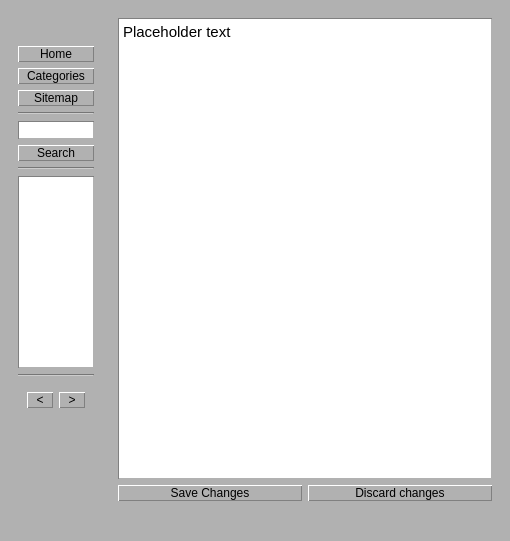
This is mainwindow.ui in jwpql/wikibuilder as Qt 5 draws it before an edit. The edited form follows.
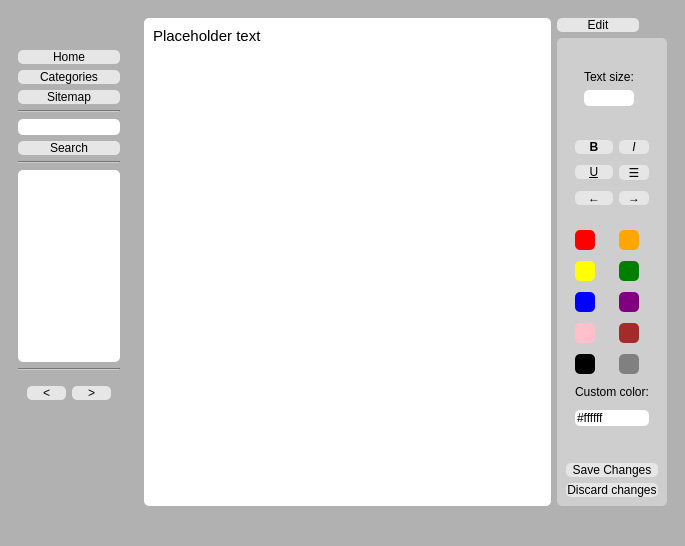
This is the edited form. The open tabs and pages were chosen to show the change.

```diff
--- a/mainwindow.ui
+++ b/mainwindow.ui
@@ -9,8 +9,8 @@
    <rect>
     <x>0</x>
     <y>0</y>
-    <width>510</width>
-    <height>541</height>
+    <width>685</width>
+    <height>546</height>
    </rect>
   </property>
   <property name="sizePolicy">
@@ -27,15 +27,15 @@
   </property>
   <widget class="QWidget" name="centralwidget">
    <property name="styleSheet">
-    <string notr="true">QPushButton{
+    <string notr="true">Line{
+border-top: 1px solid gray
+}
+
+QPushButton{
 color:black;
-background-color:rgb(177, 177, 177);
+background-color:rgb(230, 230, 230);
 font: 9pt &quot;Sans Serif Collection&quot;;
-border-left: 1px white solid;
-border-top: 1px white solid;
-border-right: 1px gray solid;
-border-bottom: 1px gray solid;
-border-style:solid;
+border-radius:5px;
 }
 
 QPushButton:pressed{
@@ -51,21 +51,18 @@
 color:black;
 background-color:white;
 font: 11pt &quot;Sans Serif Collection&quot;;
-border-right: 1px rgb(177, 177, 177) solid;
-border-bottom: 1px rgb(177, 177, 177) solid;
-border-left: 1px gray solid;
-border-top: 1px gray solid;
-border-style:solid;}
+border-radius: 5px;
+}
+
+QListView::item:selected { 
+background-color:rgb(221, 221, 221);
+ }
 
 QLineEdit{
 color:black;
 background-color:white;
 font: 11pt &quot;Sans Serif Collection&quot;;
-border-right: 1px rgb(177, 177, 177) solid;
-border-bottom: 1px rgb(177, 177, 177) solid;
-border-left: 1px gray solid;
-border-top: 1px gray solid;
-border-style:solid;
+border-radius:5px;
 }
 
 QListWidget{
@@ -259,24 +256,7 @@
              </sizepolicy>
             </property>
             <property name="styleSheet">
-             <string notr="true">QPushButton{
-color:black;
-background-color:rgb(177, 177, 177);
-border-left: 1px white solid;
-border-top: 1px white solid;
-border-right: 1px gray solid;
-border-bottom: 1px gray solid;
-border-style:solid;
-}
-
-QPushButton:pressed{
-background-color:gray;
-border-right: 1px white solid;
-border-bottom: 1px white solid;
-border-left: 1px black solid;
-border-top: 1px black solid;
-border-style:solid;
-}</string>
+             <string notr="true"/>
             </property>
             <property name="text">
              <string>&lt;</string>
@@ -292,24 +272,7 @@
              </sizepolicy>
             </property>
             <property name="styleSheet">
-             <string notr="true">QPushButton{
-color:black;
-background-color:rgb(177, 177, 177);
-border-left: 1px white solid;
-border-top: 1px white solid;
-border-right: 1px gray solid;
-border-bottom: 1px gray solid;
-border-style:solid;
-}
-
-QPushButton:pressed{
-background-color:gray;
-border-right: 1px white solid;
-border-bottom: 1px white solid;
-border-left: 1px black solid;
-border-top: 1px black solid;
-border-style:solid;
-}</string>
+             <string notr="true"/>
             </property>
             <property name="text">
              <string>&gt;</string>
@@ -331,40 +294,482 @@
        </sizepolicy>
       </property>
       <property name="styleSheet">
-       <string notr="true"/>
+       <string notr="true">border-radius:5px;</string>
       </property>
       <property name="currentIndex">
        <number>6</number>
       </property>
       <widget class="QWidget" name="Title">
        <layout class="QGridLayout" name="gridLayout_2">
-        <item row="1" column="3" colspan="2">
-         <widget class="QPushButton" name="TitleDiscard">
+        <item row="1" column="4">
+         <widget class="QWidget" name="widget_10" native="true">
           <property name="sizePolicy">
-           <sizepolicy hsizetype="Minimum" vsizetype="Fixed">
-            <horstretch>1</horstretch>
+           <sizepolicy hsizetype="Fixed" vsizetype="Preferred">
+            <horstretch>0</horstretch>
             <verstretch>0</verstretch>
            </sizepolicy>
           </property>
           <property name="styleSheet">
-           <string notr="true"/>
+           <string notr="true">QWidget{
+color:black;
+background-color:rgb(206, 206, 206);
+font: 9pt &quot;Sans Serif Collection&quot;;
+border-radius:5px;
+}
+
+QPushButton{
+color:black;
+background-color:#e6e6e6;
+font: 9pt &quot;Sans Serif Collection&quot;;
+border-radius:5px;
+}
+
+QPushButton:pressed{
+background-color:gray;
+}</string>
           </property>
-          <property name="text">
-           <string>Discard changes</string>
-          </property>
+          <layout class="QVBoxLayout" name="verticalLayout_12">
+           <item>
+            <widget class="QWidget" name="widget_12" native="true">
+             <property name="styleSheet">
+              <string notr="true"/>
+             </property>
+             <layout class="QGridLayout" name="gridLayout_8">
+              <item row="4" column="1">
+               <widget class="QPushButton" name="italicBtn_2">
+                <property name="styleSheet">
+                 <string notr="true">font-style:italic;</string>
+                </property>
+                <property name="text">
+                 <string>I</string>
+                </property>
+               </widget>
+              </item>
+              <item row="5" column="1">
+               <widget class="QPushButton" name="centerBtn_2">
+                <property name="text">
+                 <string>☰</string>
+                </property>
+               </widget>
+              </item>
+              <item row="16" column="0" colspan="2">
+               <widget class="Line" name="line_9">
+                <property name="orientation">
+                 <enum>Qt::Orientation::Horizontal</enum>
+                </property>
+               </widget>
+              </item>
+              <item row="6" column="0">
+               <widget class="QPushButton" name="leftBtn_2">
+                <property name="text">
+                 <string>←</string>
+                </property>
+               </widget>
+              </item>
+              <item row="0" column="0" colspan="2">
+               <widget class="QWidget" name="widget_13" native="true">
+                <property name="sizePolicy">
+                 <sizepolicy hsizetype="Preferred" vsizetype="Maximum">
+                  <horstretch>0</horstretch>
+                  <verstretch>0</verstretch>
+                 </sizepolicy>
+                </property>
+                <property name="styleSheet">
+                 <string notr="true">border:0px;</string>
+                </property>
+                <layout class="QVBoxLayout" name="verticalLayout_11">
+                 <item>
+                  <widget class="QLabel" name="label_3">
+                   <property name="sizePolicy">
+                    <sizepolicy hsizetype="Preferred" vsizetype="Fixed">
+                     <horstretch>0</horstretch>
+                     <verstretch>0</verstretch>
+                    </sizepolicy>
+                   </property>
+                   <property name="styleSheet">
+                    <string notr="true">border:0;
+font: 8pt &quot;Sans Serif Collection&quot;;</string>
+                   </property>
+                   <property name="text">
+                    <string>Text size:</string>
+                   </property>
+                  </widget>
+                 </item>
+                 <item>
+                  <widget class="QLineEdit" name="textSize_2">
+                   <property name="sizePolicy">
+                    <sizepolicy hsizetype="Fixed" vsizetype="Fixed">
+                     <horstretch>0</horstretch>
+                     <verstretch>0</verstretch>
+                    </sizepolicy>
+                   </property>
+                   <property name="minimumSize">
+                    <size>
+                     <width>20</width>
+                     <height>0</height>
+                    </size>
+                   </property>
+                   <property name="maximumSize">
+                    <size>
+                     <width>50</width>
+                     <height>20</height>
+                    </size>
+                   </property>
+                   <property name="styleSheet">
+                    <string notr="true">background-color:white;</string>
+                   </property>
+                   <property name="inputMethodHints">
+                    <set>Qt::InputMethodHint::ImhDigitsOnly|Qt::InputMethodHint::ImhFormattedNumbersOnly</set>
+                   </property>
+                  </widget>
+                 </item>
+                </layout>
+               </widget>
+              </item>
+              <item row="5" column="0">
+               <widget class="QPushButton" name="underlineBtn_2">
+                <property name="styleSheet">
+                 <string notr="true">text-decoration:underline;</string>
+                </property>
+                <property name="text">
+                 <string>U</string>
+                </property>
+               </widget>
+              </item>
+              <item row="8" column="0">
+               <widget class="QPushButton" name="redBtn_2">
+                <property name="sizePolicy">
+                 <sizepolicy hsizetype="Fixed" vsizetype="Fixed">
+                  <horstretch>0</horstretch>
+                  <verstretch>0</verstretch>
+                 </sizepolicy>
+                </property>
+                <property name="maximumSize">
+                 <size>
+                  <width>20</width>
+                  <height>20</height>
+                 </size>
+                </property>
+                <property name="styleSheet">
+                 <string notr="true">background-color:red;</string>
+                </property>
+                <property name="text">
+                 <string/>
+                </property>
+               </widget>
+              </item>
+              <item row="12" column="0">
+               <widget class="QPushButton" name="blackBtn_2">
+                <property name="sizePolicy">
+                 <sizepolicy hsizetype="Fixed" vsizetype="Fixed">
+                  <horstretch>0</horstretch>
+                  <verstretch>0</verstretch>
+                 </sizepolicy>
+                </property>
+                <property name="maximumSize">
+                 <size>
+                  <width>20</width>
+                  <height>20</height>
+                 </size>
+                </property>
+                <property name="styleSheet">
+                 <string notr="true">background-color:black;</string>
+                </property>
+                <property name="text">
+                 <string/>
+                </property>
+               </widget>
+              </item>
+              <item row="11" column="0">
+               <widget class="QPushButton" name="pinkBtn_2">
+                <property name="sizePolicy">
+                 <sizepolicy hsizetype="Fixed" vsizetype="Fixed">
+                  <horstretch>0</horstretch>
+                  <verstretch>0</verstretch>
+                 </sizepolicy>
+                </property>
+                <property name="maximumSize">
+                 <size>
+                  <width>20</width>
+                  <height>20</height>
+                 </size>
+                </property>
+                <property name="styleSheet">
+                 <string notr="true">background-color:pink;</string>
+                </property>
+                <property name="text">
+                 <string/>
+                </property>
+               </widget>
+              </item>
+              <item row="8" column="1">
+               <widget class="QPushButton" name="orangeBtn_2">
+                <property name="maximumSize">
+                 <size>
+                  <width>20</width>
+                  <height>20</height>
+                 </size>
+                </property>
+                <property name="styleSheet">
+                 <string notr="true">background-color:orange</string>
+                </property>
+                <property name="text">
+                 <string/>
+                </property>
+               </widget>
+              </item>
+              <item row="13" column="0" colspan="2">
+               <widget class="QLabel" name="label_4">
+                <property name="sizePolicy">
+                 <sizepolicy hsizetype="Preferred" vsizetype="Fixed">
+                  <horstretch>0</horstretch>
+                  <verstretch>0</verstretch>
+                 </sizepolicy>
+                </property>
+                <property name="styleSheet">
+                 <string notr="true">border:0;
+font: 8pt &quot;Sans Serif Collection&quot;;</string>
+                </property>
+                <property name="text">
+                 <string>Custom color:</string>
+                </property>
+               </widget>
+              </item>
+              <item row="7" column="0" colspan="2">
+               <widget class="Line" name="line_11">
+                <property name="styleSheet">
+                 <string notr="true">border-left:0;
+border-right:0;
+border-bottom:0;</string>
+                </property>
+                <property name="orientation">
+                 <enum>Qt::Orientation::Horizontal</enum>
+                </property>
+               </widget>
+              </item>
+              <item row="14" column="0" colspan="2">
+               <widget class="QLineEdit" name="colorLine_2">
+                <property name="styleSheet">
+                 <string notr="true">font: 9pt &quot;Sans Serif Collection&quot;;
+background-color:white;</string>
+                </property>
+                <property name="text">
+                 <string>#ffffff</string>
+                </property>
+               </widget>
+              </item>
+              <item row="9" column="1">
+               <widget class="QPushButton" name="greenBtn_2">
+                <property name="sizePolicy">
+                 <sizepolicy hsizetype="Fixed" vsizetype="Fixed">
+                  <horstretch>0</horstretch>
+                  <verstretch>0</verstretch>
+                 </sizepolicy>
+                </property>
+                <property name="maximumSize">
+                 <size>
+                  <width>20</width>
+                  <height>20</height>
+                 </size>
+                </property>
+                <property name="styleSheet">
+                 <string notr="true">background-color:green;</string>
+                </property>
+                <property name="text">
+                 <string/>
+                </property>
+               </widget>
+              </item>
+              <item row="9" column="0">
+               <widget class="QPushButton" name="yellowBtn_2">
+                <property name="sizePolicy">
+                 <sizepolicy hsizetype="Fixed" vsizetype="Fixed">
+                  <horstretch>0</horstretch>
+                  <verstretch>0</verstretch>
+                 </sizepolicy>
+                </property>
+                <property name="maximumSize">
+                 <size>
+                  <width>20</width>
+                  <height>20</height>
+                 </size>
+                </property>
+                <property name="styleSheet">
+                 <string notr="true">background-color:yellow</string>
+                </property>
+                <property name="text">
+                 <string/>
+                </property>
+               </widget>
+              </item>
+              <item row="10" column="1">
+               <widget class="QPushButton" name="purpleBtn_2">
+                <property name="sizePolicy">
+                 <sizepolicy hsizetype="Fixed" vsizetype="Fixed">
+                  <horstretch>0</horstretch>
+                  <verstretch>0</verstretch>
+                 </sizepolicy>
+                </property>
+                <property name="maximumSize">
+                 <size>
+                  <width>20</width>
+                  <height>20</height>
+                 </size>
+                </property>
+                <property name="styleSheet">
+                 <string notr="true">background-color:purple</string>
+                </property>
+                <property name="text">
+                 <string/>
+                </property>
+               </widget>
+              </item>
+              <item row="12" column="1">
+               <widget class="QPushButton" name="grayBtn_2">
+                <property name="sizePolicy">
+                 <sizepolicy hsizetype="Fixed" vsizetype="Fixed">
+                  <horstretch>0</horstretch>
+                  <verstretch>0</verstretch>
+                 </sizepolicy>
+                </property>
+                <property name="maximumSize">
+                 <size>
+                  <width>20</width>
+                  <height>20</height>
+                 </size>
+                </property>
+                <property name="styleSheet">
+                 <string notr="true">background-color:gray;</string>
+                </property>
+                <property name="text">
+                 <string/>
+                </property>
+               </widget>
+              </item>
+              <item row="4" column="0">
+               <widget class="QPushButton" name="boldBtn_2">
+                <property name="styleSheet">
+                 <string notr="true">font-weight:bold;</string>
+                </property>
+                <property name="text">
+                 <string>B</string>
+                </property>
+               </widget>
+              </item>
+              <item row="1" column="0" colspan="2">
+               <widget class="Line" name="line_10">
+                <property name="styleSheet">
+                 <string notr="true">border-left:0;
+border-right:0;
+border-bottom:0;</string>
+                </property>
+                <property name="orientation">
+                 <enum>Qt::Orientation::Horizontal</enum>
+                </property>
+               </widget>
+              </item>
+              <item row="6" column="1">
+               <widget class="QPushButton" name="rightBtn_2">
+                <property name="text">
+                 <string>→</string>
+                </property>
+               </widget>
+              </item>
+              <item row="11" column="1">
+               <widget class="QPushButton" name="brownBtn_2">
+                <property name="sizePolicy">
+                 <sizepolicy hsizetype="Fixed" vsizetype="Fixed">
+                  <horstretch>0</horstretch>
+                  <verstretch>0</verstretch>
+                 </sizepolicy>
+                </property>
+                <property name="maximumSize">
+                 <size>
+                  <width>20</width>
+                  <height>20</height>
+                 </size>
+                </property>
+                <property name="styleSheet">
+                 <string notr="true">background-color:brown;</string>
+                </property>
+                <property name="text">
+                 <string/>
+                </property>
+               </widget>
+              </item>
+              <item row="10" column="0">
+               <widget class="QPushButton" name="blueBtn_2">
+                <property name="sizePolicy">
+                 <sizepolicy hsizetype="Fixed" vsizetype="Fixed">
+                  <horstretch>0</horstretch>
+                  <verstretch>0</verstretch>
+                 </sizepolicy>
+                </property>
+                <property name="maximumSize">
+                 <size>
+                  <width>20</width>
+                  <height>20</height>
+                 </size>
+                </property>
+                <property name="styleSheet">
+                 <string notr="true">background-color:blue;</string>
+                </property>
+                <property name="text">
+                 <string/>
+                </property>
+               </widget>
+              </item>
+             </layout>
+            </widget>
+           </item>
+           <item>
+            <widget class="QPushButton" name="TitleSave">
+             <property name="sizePolicy">
+              <sizepolicy hsizetype="Minimum" vsizetype="Fixed">
+               <horstretch>1</horstretch>
+               <verstretch>0</verstretch>
+              </sizepolicy>
+             </property>
+             <property name="styleSheet">
+              <string notr="true"/>
+             </property>
+             <property name="text">
+              <string>Save Changes</string>
+             </property>
+            </widget>
+           </item>
+           <item>
+            <widget class="QPushButton" name="TitleDiscard">
+             <property name="sizePolicy">
+              <sizepolicy hsizetype="Minimum" vsizetype="Fixed">
+               <horstretch>1</horstretch>
+               <verstretch>0</verstretch>
+              </sizepolicy>
+             </property>
+             <property name="styleSheet">
+              <string notr="true"/>
+             </property>
+             <property name="text">
+              <string>Discard changes</string>
+             </property>
+            </widget>
+           </item>
+          </layout>
          </widget>
         </item>
-        <item row="0" column="1" colspan="4">
+        <item row="0" column="1" rowspan="2" colspan="3">
          <widget class="QTextEdit" name="TitleText">
+          <property name="sizePolicy">
+           <sizepolicy hsizetype="Preferred" vsizetype="Expanding">
+            <horstretch>0</horstretch>
+            <verstretch>0</verstretch>
+           </sizepolicy>
+          </property>
           <property name="styleSheet">
            <string notr="true">color:black;
 background-color:white;
-font: 11pt &quot;Sans Serif Collection&quot;;
-border-right: 1px rgb(177, 177, 177) solid;
-border-bottom: 1px rgb(177, 177, 177) solid;
-border-left: 1px gray solid;
-border-top: 1px gray solid;
-border-style:solid;</string>
+border-radius:5px;
+padding:5px;</string>
           </property>
           <property name="html">
            <string>&lt;!DOCTYPE HTML PUBLIC &quot;-//W3C//DTD HTML 4.0//EN&quot; &quot;http://www.w3.org/TR/REC-html40/strict.dtd&quot;&gt;
@@ -373,24 +778,25 @@
 hr { height: 1px; border-width: 0; }
 li.unchecked::marker { content: &quot;\2610&quot;; }
 li.checked::marker { content: &quot;\2612&quot;; }
-&lt;/style&gt;&lt;/head&gt;&lt;body style=&quot; font-family:'Sans Serif Collection'; font-size:11pt; font-weight:400; font-style:normal;&quot;&gt;
-&lt;p style=&quot; margin-top:0px; margin-bottom:0px; margin-left:0px; margin-right:0px; -qt-block-indent:0; text-indent:0px;&quot;&gt;&lt;span style=&quot; font-family:'Calibri';&quot;&gt;Placeholder text&lt;/span&gt;&lt;/p&gt;&lt;/body&gt;&lt;/html&gt;</string>
+&lt;/style&gt;&lt;/head&gt;&lt;body style=&quot; font-family:'Segoe UI'; font-size:9pt; font-weight:400; font-style:normal;&quot;&gt;
+&lt;p style=&quot; margin-top:0px; margin-bottom:0px; margin-left:0px; margin-right:0px; -qt-block-indent:0; text-indent:0px;&quot;&gt;&lt;span style=&quot; font-family:'Calibri'; font-size:11pt;&quot;&gt;Placeholder text&lt;/span&gt;&lt;/p&gt;&lt;/body&gt;&lt;/html&gt;</string>
           </property>
          </widget>
         </item>
-        <item row="1" column="1" colspan="2">
-         <widget class="QPushButton" name="TitleSave">
+        <item row="0" column="4">
+         <widget class="QPushButton" name="homeEditBtn">
           <property name="sizePolicy">
-           <sizepolicy hsizetype="Minimum" vsizetype="Fixed">
-            <horstretch>1</horstretch>
+           <sizepolicy hsizetype="Fixed" vsizetype="Fixed">
+            <horstretch>0</horstretch>
             <verstretch>0</verstretch>
            </sizepolicy>
           </property>
           <property name="styleSheet">
-           <string notr="true"/>
+           <string notr="true">padding-left:30px;
+padding-right:30px;</string>
           </property>
           <property name="text">
-           <string>Save Changes</string>
+           <string>Edit</string>
           </property>
          </widget>
         </item>
@@ -805,73 +1211,7 @@
                 </property>
                </widget>
               </item>
-              <item row="2" column="0" colspan="2">
-               <widget class="QWidget" name="widget_10" native="true">
-                <property name="sizePolicy">
-                 <sizepolicy hsizetype="Preferred" vsizetype="Maximum">
-                  <horstretch>0</horstretch>
-                  <verstretch>0</verstretch>
-                 </sizepolicy>
-                </property>
-                <property name="styleSheet">
-                 <string notr="true">border:0;</string>
-                </property>
-                <layout class="QGridLayout" name="gridLayout_8">
-                 <item row="0" column="2">
-                  <widget class="QPushButton" name="underlineBtn">
-                   <property name="styleSheet">
-                    <string notr="true">text-decoration:underline;</string>
-                   </property>
-                   <property name="text">
-                    <string>U</string>
-                   </property>
-                  </widget>
-                 </item>
-                 <item row="0" column="0">
-                  <widget class="QPushButton" name="boldBtn">
-                   <property name="styleSheet">
-                    <string notr="true">font-weight:bold;</string>
-                   </property>
-                   <property name="text">
-                    <string>B</string>
-                   </property>
-                  </widget>
-                 </item>
-                 <item row="0" column="1">
-                  <widget class="QPushButton" name="italicBtn">
-                   <property name="styleSheet">
-                    <string notr="true">font-style:italic;</string>
-                   </property>
-                   <property name="text">
-                    <string>I</string>
-                   </property>
-                  </widget>
-                 </item>
-                 <item row="1" column="0">
-                  <widget class="QPushButton" name="pushButton_2">
-                   <property name="text">
-                    <string>a</string>
-                   </property>
-                  </widget>
-                 </item>
-                 <item row="1" column="1">
-                  <widget class="QPushButton" name="pushButton_3">
-                   <property name="text">
-                    <string>a</string>
-                   </property>
-                  </widget>
-                 </item>
-                 <item row="1" column="2">
-                  <widget class="QPushButton" name="pushButton_4">
-                   <property name="text">
-                    <string>a</string>
-                   </property>
-                  </widget>
-                 </item>
-                </layout>
-               </widget>
-              </item>
-              <item row="9" column="0" colspan="2">
+              <item row="13" column="0" colspan="2">
                <widget class="QLabel" name="label_2">
                 <property name="sizePolicy">
                  <sizepolicy hsizetype="Preferred" vsizetype="Fixed">
```
Left out of the diff: 756 changed lines with no effect on the pictures.
